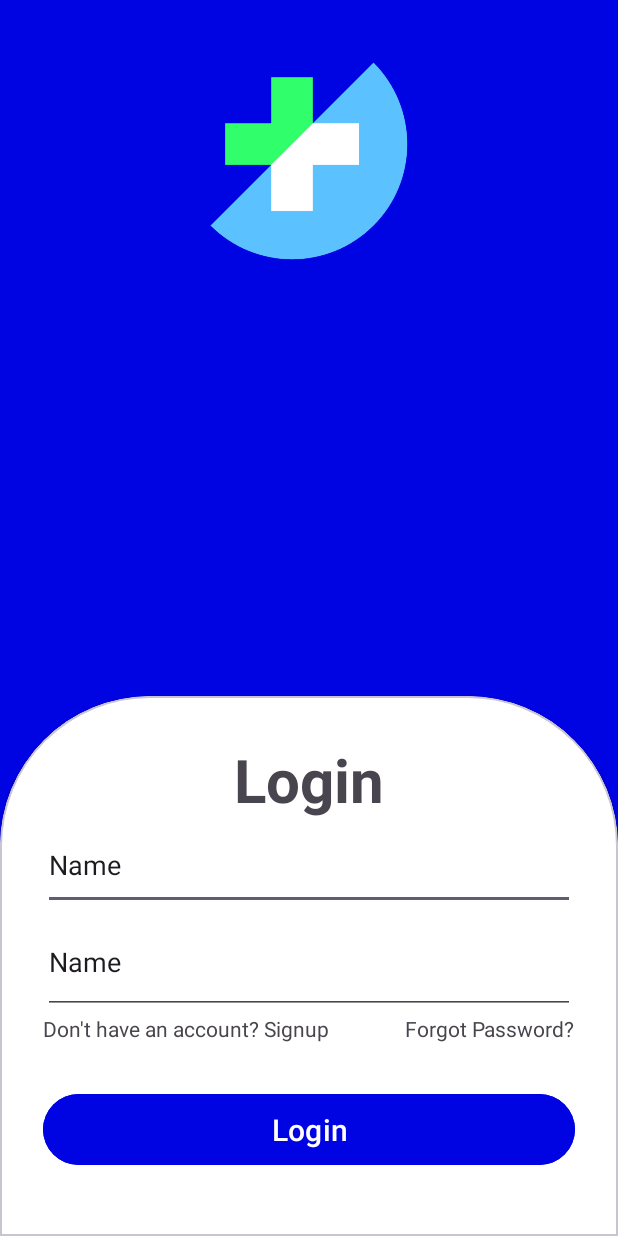
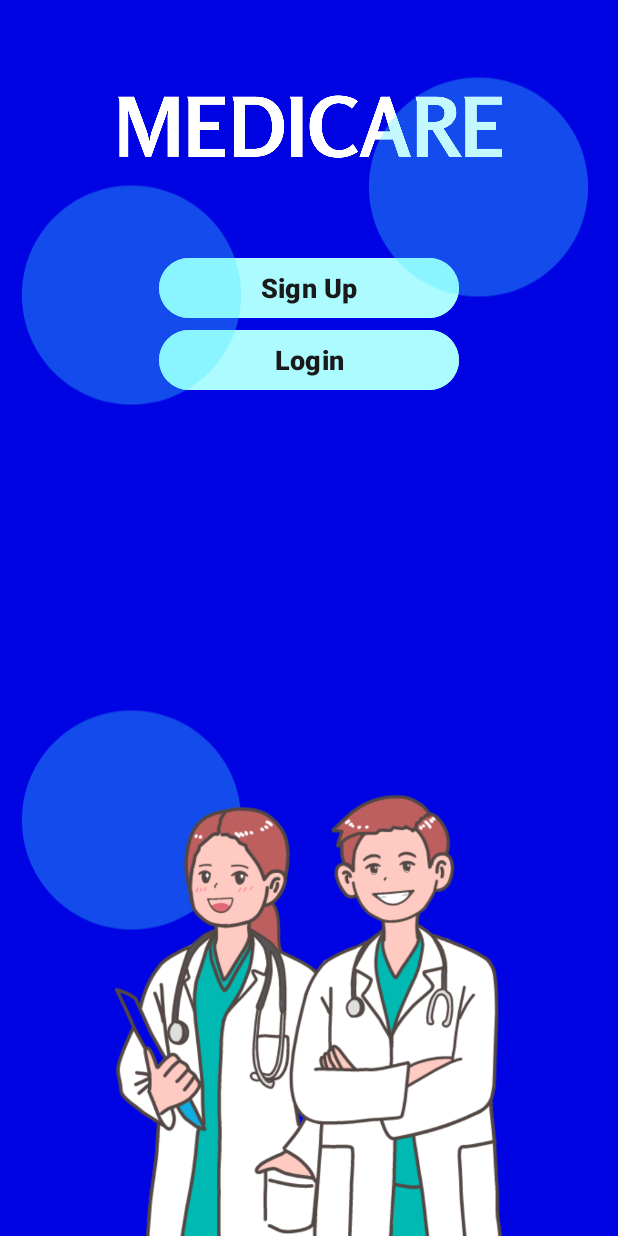
Before and after one commit to ThisaraJayas/Doctor_Appoinment_App, an Android app: the screen it shows after launch (MainActivity before the commit, GetStartedActivity after it), on a phone screen of 412 x 824 dp. Run offline under Robolectric (Android 15) with nearby library versions, the light colour scheme and no system bars.

Commit message:
completed GetStartedActivity page

```diff
--- a/app/src/main/AndroidManifest.xml
+++ b/app/src/main/AndroidManifest.xml
@@ -13,6 +13,16 @@
         android:theme="@style/Theme.MyApplication"
         tools:targetApi="31">
         <activity
+            android:name=".GetStartedActivity"
+            android:exported="true" >
+            <intent-filter>
+                <action android:name="android.intent.action.MAIN" />
+
+                <category android:name="android.intent.category.LAUNCHER" />
+            </intent-filter>
+
+        </activity>
+        <activity
             android:name=".DoctorProfileActivity"
             android:exported="false" />
         <activity
@@ -20,7 +30,9 @@
             android:exported="false" />
         <activity
             android:name=".NotificationActivity"
-            android:exported="false" />
+            android:exported="false">
+
+        </activity>
         <activity
             android:name=".CategoryActivity"
             android:exported="false" />
@@ -35,13 +47,7 @@
             android:exported="false" />
         <activity
             android:name=".MainActivity"
-            android:exported="true">
-            <intent-filter>
-                <action android:name="android.intent.action.MAIN" />
-
-                <category android:name="android.intent.category.LAUNCHER" />
-            </intent-filter>
-        </activity>
+            android:exported="false"></activity>
 
         <meta-data
             android:name="preloaded_fonts"
--- /dev/null
+++ b/app/src/main/java/com/example/myapplication/GetStartedActivity.kt
@@ -0,0 +1,23 @@
+package com.example.myapplication
+
+import android.content.Intent
+import androidx.appcompat.app.AppCompatActivity
+import android.os.Bundle
+import android.widget.Button
+
+class GetStartedActivity : AppCompatActivity() {
+
+    lateinit var loginNavi:Button
+    override fun onCreate(savedInstanceState: Bundle?) {
+        super.onCreate(savedInstanceState)
+        setContentView(R.layout.activity_get_started)
+
+        loginNavi=findViewById(R.id.loginNavigate)
+
+        loginNavi.setOnClickListener {
+            val intent = Intent(this,MainActivity::class.java)
+            startActivity(intent)
+            finish()
+        }
+    }
+}
--- /dev/null
+++ b/app/src/main/res/drawable/baseline_circle.xml
@@ -0,0 +1,5 @@
+<vector android:alpha="0.31" android:height="24dp"
+    android:tint="#3FE7FF" android:viewportHeight="24"
+    android:viewportWidth="24" android:width="24dp" xmlns:android="http://schemas.android.com/apk/res/android">
+    <path android:fillColor="@android:color/white" android:pathData="M12,2C6.47,2 2,6.47 2,12s4.47,10 10,10 10,-4.47 10,-10S17.53,2 12,2z"/>
+</vector>
--- /dev/null
+++ b/app/src/main/res/layout/activity_get_started.xml
@@ -0,0 +1,83 @@
+<?xml version="1.0" encoding="utf-8"?>
+<androidx.constraintlayout.widget.ConstraintLayout xmlns:android="http://schemas.android.com/apk/res/android"
+    xmlns:app="http://schemas.android.com/apk/res-auto"
+    xmlns:tools="http://schemas.android.com/tools"
+    android:layout_width="match_parent"
+    android:layout_height="match_parent"
+    android:background="@color/secondaryColor"
+    tools:context=".GetStartedActivity" >
+
+    <Button
+        android:id="@+id/button"
+        android:layout_width="200dp"
+        android:layout_height="wrap_content"
+        android:backgroundTint="@color/doctorCard"
+        android:text="@string/signUp"
+        android:textColor="@color/GetStartedBtn"
+        android:textSize="18sp"
+        android:textStyle="bold"
+        app:layout_constraintEnd_toEndOf="parent"
+        app:layout_constraintStart_toStartOf="parent"
+        app:layout_constraintTop_toBottomOf="@+id/imageView33" />
+
+    <Button
+        android:id="@+id/loginNavigate"
+        android:layout_width="200dp"
+        android:layout_height="wrap_content"
+        android:backgroundTint="@color/doctorCard"
+        android:text="@string/login"
+        android:textColor="@color/GetStartedBtn"
+        android:textSize="18sp"
+        android:textStyle="bold"
+        app:layout_constraintEnd_toEndOf="parent"
+        app:layout_constraintStart_toStartOf="parent"
+        app:layout_constraintTop_toBottomOf="@+id/button" />
+
+    <ImageView
+        android:id="@+id/imageView33"
+        android:layout_width="326dp"
+        android:layout_height="168dp"
+        app:layout_constraintEnd_toEndOf="parent"
+        app:layout_constraintStart_toStartOf="parent"
+        app:layout_constraintTop_toTopOf="parent"
+        app:srcCompat="@drawable/medlogo" />
+
+    <ImageView
+        android:id="@+id/imageView35"
+        android:layout_width="175dp"
+        android:layout_height="249dp"
+        app:layout_constraintBottom_toTopOf="@+id/imageView37"
+        app:layout_constraintTop_toTopOf="parent"
+        app:layout_constraintVertical_bias="0.266"
+        app:srcCompat="@drawable/baseline_circle"
+        tools:layout_editor_absoluteX="324dp" />
+
+    <ImageView
+        android:id="@+id/imageView35"
+        android:layout_width="175dp"
+        android:layout_height="249dp"
+        android:layout_marginStart="200dp"
+        app:layout_constraintEnd_toEndOf="parent"
+        app:layout_constraintStart_toStartOf="@+id/imageView37"
+        app:srcCompat="@drawable/baseline_circle"
+        tools:layout_editor_absoluteY="389dp" />
+
+    <ImageView
+        android:id="@+id/imageView35"
+        android:layout_width="175dp"
+        android:layout_height="249dp"
+        app:layout_constraintBottom_toBottomOf="parent"
+        app:layout_constraintStart_toStartOf="parent"
+        app:layout_constraintTop_toTopOf="parent"
+        app:layout_constraintVertical_bias="0.734"
+        app:srcCompat="@drawable/baseline_circle" />
+
+    <ImageView
+        android:id="@+id/imageView37"
+        android:layout_width="360dp"
+        android:layout_height="303dp"
+        app:layout_constraintBottom_toBottomOf="parent"
+        app:layout_constraintEnd_toEndOf="parent"
+        app:layout_constraintStart_toStartOf="parent"
+        app:srcCompat="@drawable/twodocs" />
+</androidx.constraintlayout.widget.ConstraintLayout>
--- a/app/src/main/res/values/colors.xml
+++ b/app/src/main/res/values/colors.xml
@@ -7,4 +7,5 @@
     <color name="bannerCard">#3232AC</color>
     <color name="doctorCard">#ABFBFF</color>
     <color name="messageColor">#737373</color>
+    <color name="GetStartedBtn">#1A1A1A</color>
 </resources>
--- a/app/src/main/res/values/strings.xml
+++ b/app/src/main/res/values/strings.xml
@@ -51,4 +51,5 @@
     <string name="docDescription">has experience in beating heart surgery in almost all patients, use of arterial grafts to get the best long term results for CABG, valve repairs and valve replacements. He has specialised in minimally invasive cardiac surgeries-minimally invasive valve repairs and replacements and MIDCABG multi-vessel bypass, emergency repair of aortic dissection, bentall procedures, aortic root widening, maze procedures, extended myomectomy, chest wall resection and reconstruction and cardiothoracic trauma.</string>
     <string name="DocTimeTitle">Available Time</string>
     <string name="bookDocAppoin">Book Appointment</string>
+    <string name="signUp">Sign Up</string>
 </resources>
```
Also changed, not shown: app/src/main/res/drawable/twodocs.png (added).
